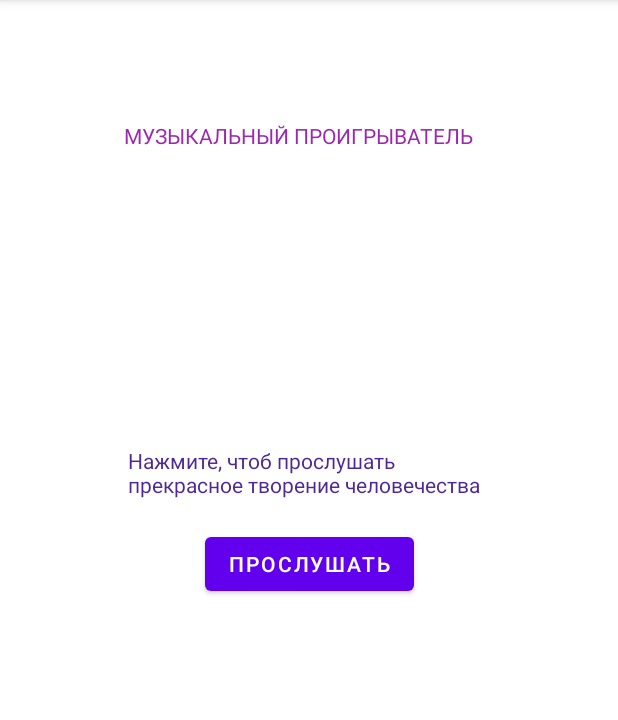
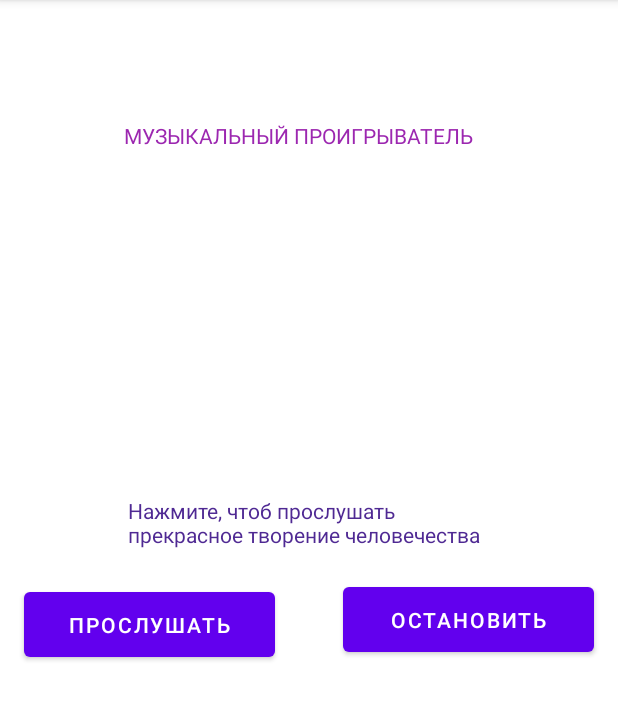
Before and after one commit to t-perminova/homework_3_3, an Android app: the screen it shows after launch (MainActivity), on a phone screen of 412 x 824 dp, the part 84-804 px from its top. Run offline under Robolectric (Android 15) with nearby library versions, the phone set to English and light mode, and no system bars.

Commit message:
Add files

```diff
--- a/app/src/main/java/com/example/homework_3_3/MainActivity.java
+++ b/app/src/main/java/com/example/homework_3_3/MainActivity.java
@@ -9,8 +9,9 @@ import android.widget.Button;
 
 public class MainActivity extends AppCompatActivity {
 
-    private Button button; // создание кнопки
+    private Button buttonPlay; // создание кнопки
     private MediaPlayer mediaPlayer; // создание медиа-плеера
+    private Button buttonStop;
 
     @SuppressLint("MissingInflatedId")
     @Override
@@ -18,11 +19,18 @@ public class MainActivity extends AppCompatActivity {
         super.onCreate(savedInstanceState);
         setContentView(R.layout.activity_main);
 
-        button = findViewById(R.id.button);
+        buttonPlay = findViewById(R.id.buttonPlay);
 
-        button.setOnClickListener(event -> {
+        buttonPlay.setOnClickListener(event -> {
             System.out.println("Сейчас заиграет музыка");
+            mediaPlayer = MediaPlayer.create(this, R.raw.m83_wait);
             mediaPlayer.start();
+        });
+
+        buttonStop = findViewById(R.id.buttonStop);
+
+        buttonStop.setOnClickListener(event -> {
+            mediaPlayer.stop();
         });
     }
 
--- a/app/src/main/res/layout/activity_main.xml
+++ b/app/src/main/res/layout/activity_main.xml
@@ -28,20 +28,33 @@
         android:layout_height="35dp"
         android:text="Нажмите, чтоб прослушать прекрасное творение человечества"
         android:textColor="#4F2993"
-        app:layout_constraintBottom_toTopOf="@+id/button"
+        app:layout_constraintBottom_toTopOf="@+id/buttonPlay"
         app:layout_constraintEnd_toEndOf="parent"
         app:layout_constraintStart_toStartOf="parent"
         app:layout_constraintTop_toBottomOf="@+id/textView2"
         app:layout_constraintVertical_bias="0.908" />
 
     <Button
-        android:id="@+id/button"
-        android:layout_width="wrap_content"
-        android:layout_height="wrap_content"
-        android:layout_marginBottom="368dp"
+        android:id="@+id/buttonPlay"
+        android:layout_width="167dp"
+        android:layout_height="55dp"
+        android:layout_marginBottom="324dp"
         android:text="ПРОСЛУШАТЬ"
         app:layout_constraintBottom_toBottomOf="parent"
         app:layout_constraintEnd_toEndOf="parent"
+        app:layout_constraintHorizontal_bias="0.065"
         app:layout_constraintStart_toStartOf="parent" />
 
+    <Button
+        android:id="@+id/buttonStop"
+        android:layout_width="167dp"
+        android:layout_height="55dp"
+        android:text="ОСТАНОВИТЬ"
+        app:layout_constraintBottom_toBottomOf="parent"
+        app:layout_constraintEnd_toEndOf="parent"
+        app:layout_constraintHorizontal_bias="0.934"
+        app:layout_constraintStart_toStartOf="parent"
+        app:layout_constraintTop_toBottomOf="@+id/textView"
+        app:layout_constraintVertical_bias="0.055" />
+
 </androidx.constraintlayout.widget.ConstraintLayout>
```
